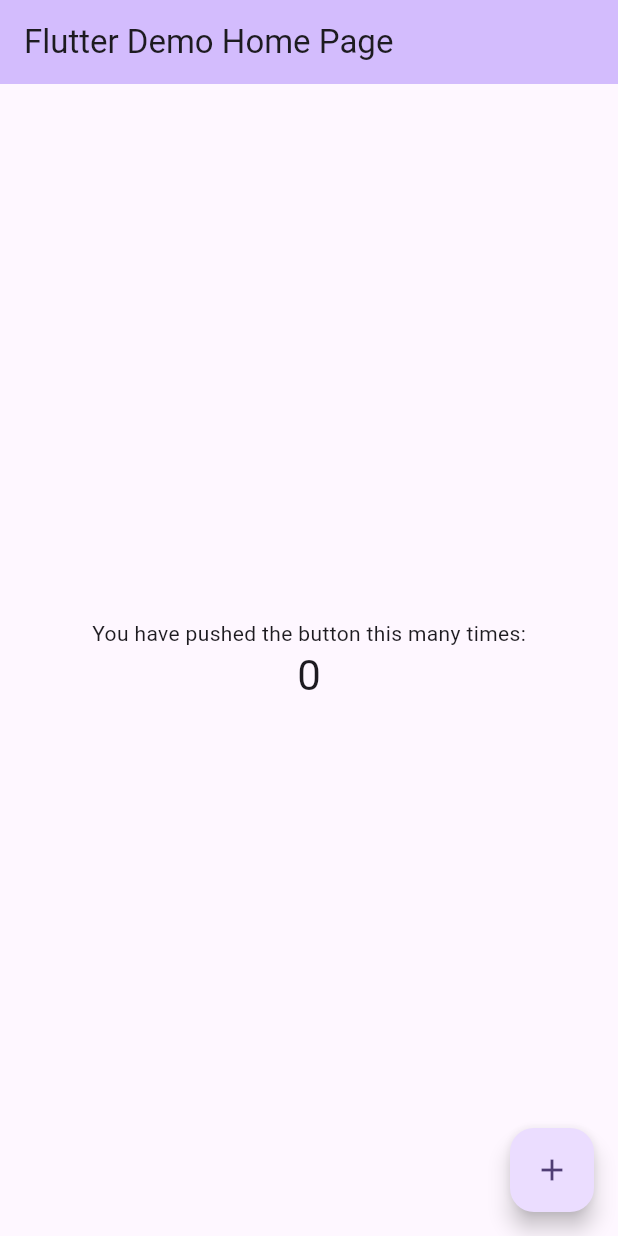
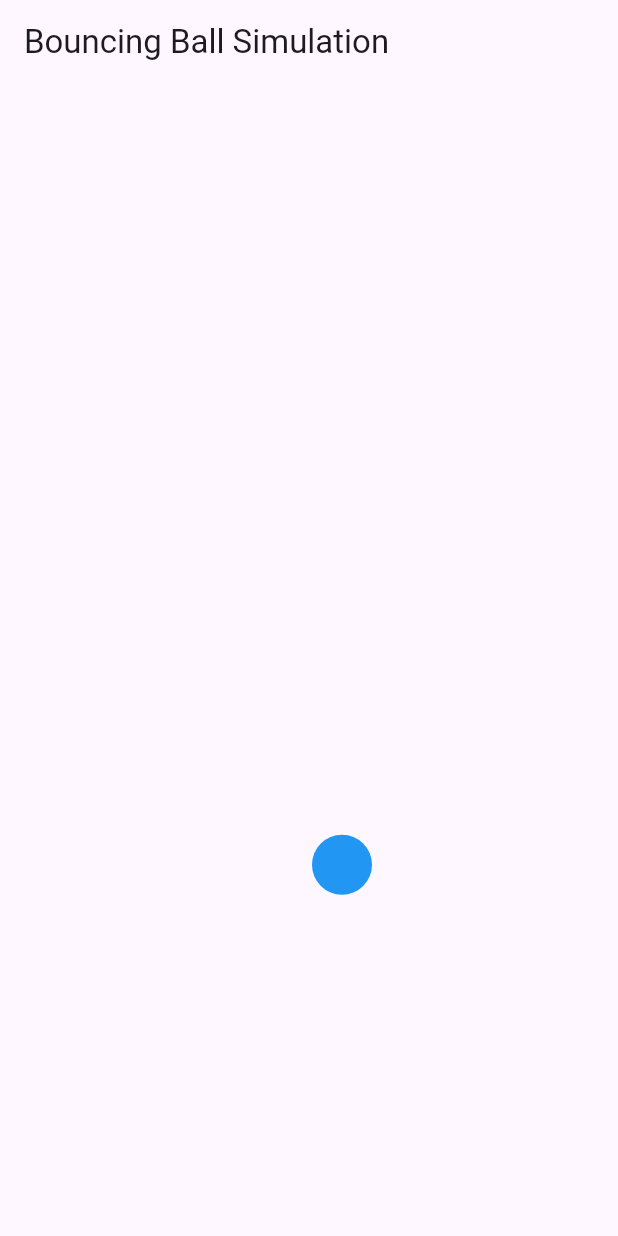
Before and after one commit to samllan/ball_sim, a Flutter app: the screen it shows after launch, on a phone screen of 412 x 824 dp. Run offline on Flutter 3.47's test engine with Material 3 defaults, Android fonts, the phone set to English and light mode, and no system bars.

Commit message:
simple ball app, overwriting default counter app

```diff
--- a/lib/main.dart
+++ b/lib/main.dart
@@ -1,125 +1,82 @@
 import 'package:flutter/material.dart';
+import 'ball.dart';
 
 void main() {
-  runApp(const MyApp());
+  runApp(MyApp());
 }
 
 class MyApp extends StatelessWidget {
-  const MyApp({super.key});
-
-  // This widget is the root of your application.
   @override
   Widget build(BuildContext context) {
     return MaterialApp(
-      title: 'Flutter Demo',
+      title: 'Bouncing Ball Simulation',
       theme: ThemeData(
-        // This is the theme of your application.
-        //
-        // TRY THIS: Try running your application with "flutter run". You'll see
-        // the application has a purple toolbar. Then, without quitting the app,
-        // try changing the seedColor in the colorScheme below to Colors.green
-        // and then invoke "hot reload" (save your changes or press the "hot
-        // reload" button in a Flutter-supported IDE, or press "r" if you used
-        // the command line to start the app).
-        //
-        // Notice that the counter didn't reset back to zero; the application
-        // state is not lost during the reload. To reset the state, use hot
-        // restart instead.
-        //
-        // This works for code too, not just values: Most code changes can be
-        // tested with just a hot reload.
-        colorScheme: ColorScheme.fromSeed(seedColor: Colors.deepPurple),
-        useMaterial3: true,
+        primarySwatch: Colors.blue,
       ),
-      home: const MyHomePage(title: 'Flutter Demo Home Page'),
+      home: BallSimulationScreen(),
     );
   }
 }
 
-class MyHomePage extends StatefulWidget {
-  const MyHomePage({super.key, required this.title});
+class BallSimulationScreen extends StatefulWidget {
+  @override
+  _BallSimulationScreenState createState() => _BallSimulationScreenState();
+}
 
-  // This widget is the home page of your application. It is stateful, meaning
-  // that it has a State object (defined below) that contains fields that affect
-  // how it looks.
-
-  // This class is the configuration for the state. It holds the values (in this
-  // case the title) provided by the parent (in this case the App widget) and
-  // used by the build method of the State. Fields in a Widget subclass are
-  // always marked "final".
-
-  final String title;
+class _BallSimulationScreenState extends State<BallSimulationScreen> with SingleTickerProviderStateMixin {
+  late AnimationController _controller;
+  late Ball _ball;
 
   @override
-  State<MyHomePage> createState() => _MyHomePageState();
-}
+  void initState() {
+    super.initState();
+    _ball = Ball(x: 150, y: 150, vx: 2, vy: 0, radius: 20);
+    _controller = AnimationController(
+      vsync: this,
+      duration: Duration(seconds: 1),
+    )..addListener(_update);
+    _controller.repeat();
+  }
 
-class _MyHomePageState extends State<MyHomePage> {
-  int _counter = 0;
-
-  void _incrementCounter() {
+  void _update() {
     setState(() {
-      // This call to setState tells the Flutter framework that something has
-      // changed in this State, which causes it to rerun the build method below
-      // so that the display can reflect the updated values. If we changed
-      // _counter without calling setState(), then the build method would not be
-      // called again, and so nothing would appear to happen.
-      _counter++;
+      _ball.update(MediaQuery.of(context).size.height);
     });
   }
 
   @override
+  void dispose() {
+    _controller.dispose();
+    super.dispose();
+  }
+
+  @override
   Widget build(BuildContext context) {
-    // This method is rerun every time setState is called, for instance as done
-    // by the _incrementCounter method above.
-    //
-    // The Flutter framework has been optimized to make rerunning build methods
-    // fast, so that you can just rebuild anything that needs updating rather
-    // than having to individually change instances of widgets.
     return Scaffold(
       appBar: AppBar(
-        // TRY THIS: Try changing the color here to a specific color (to
-        // Colors.amber, perhaps?) and trigger a hot reload to see the AppBar
-        // change color while the other colors stay the same.
-        backgroundColor: Theme.of(context).colorScheme.inversePrimary,
-        // Here we take the value from the MyHomePage object that was created by
-        // the App.build method, and use it to set our appbar title.
-        title: Text(widget.title),
+        title: Text('Bouncing Ball Simulation'),
       ),
-      body: Center(
-        // Center is a layout widget. It takes a single child and positions it
-        // in the middle of the parent.
-        child: Column(
-          // Column is also a layout widget. It takes a list of children and
-          // arranges them vertically. By default, it sizes itself to fit its
-          // children horizontally, and tries to be as tall as its parent.
-          //
-          // Column has various properties to control how it sizes itself and
-          // how it positions its children. Here we use mainAxisAlignment to
-          // center the children vertically; the main axis here is the vertical
-          // axis because Columns are vertical (the cross axis would be
-          // horizontal).
-          //
-          // TRY THIS: Invoke "debug painting" (choose the "Toggle Debug Paint"
-          // action in the IDE, or press "p" in the console), to see the
-          // wireframe for each widget.
-          mainAxisAlignment: MainAxisAlignment.center,
-          children: <Widget>[
-            const Text(
-              'You have pushed the button this many times:',
-            ),
-            Text(
-              '$_counter',
-              style: Theme.of(context).textTheme.headlineMedium,
-            ),
-          ],
-        ),
+      body: CustomPaint(
+        painter: BallPainter(_ball),
+        child: Container(),
       ),
-      floatingActionButton: FloatingActionButton(
-        onPressed: _incrementCounter,
-        tooltip: 'Increment',
-        child: const Icon(Icons.add),
-      ), // This trailing comma makes auto-formatting nicer for build methods.
     );
   }
 }
+
+class BallPainter extends CustomPainter {
+  final Ball ball;
+
+  BallPainter(this.ball);
+
+  @override
+  void paint(Canvas canvas, Size size) {
+    final paint = Paint()..color = Colors.blue;
+    canvas.drawCircle(Offset(ball.x, ball.y), ball.radius, paint);
+  }
+
+  @override
+  bool shouldRepaint(covariant CustomPainter oldDelegate) {
+    return true;
+  }
+}
```
Also changed, not shown: lib/ball.dart (added, +36 -0 lines).
